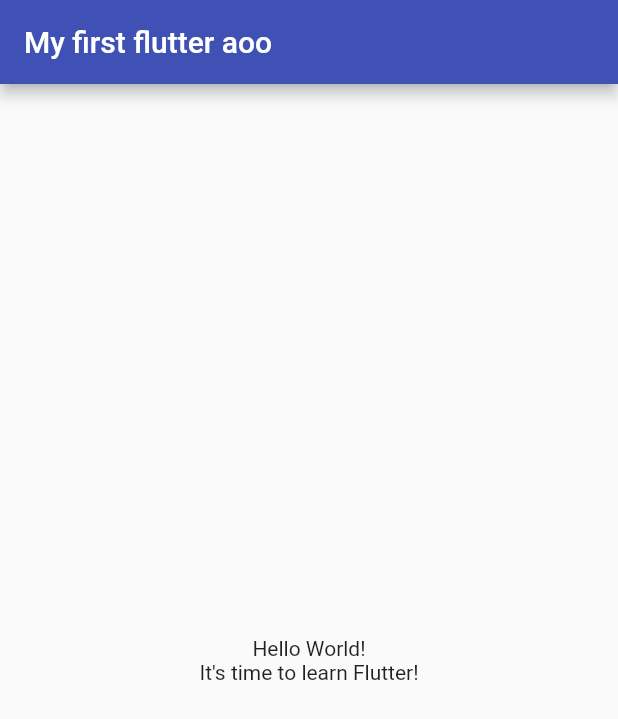
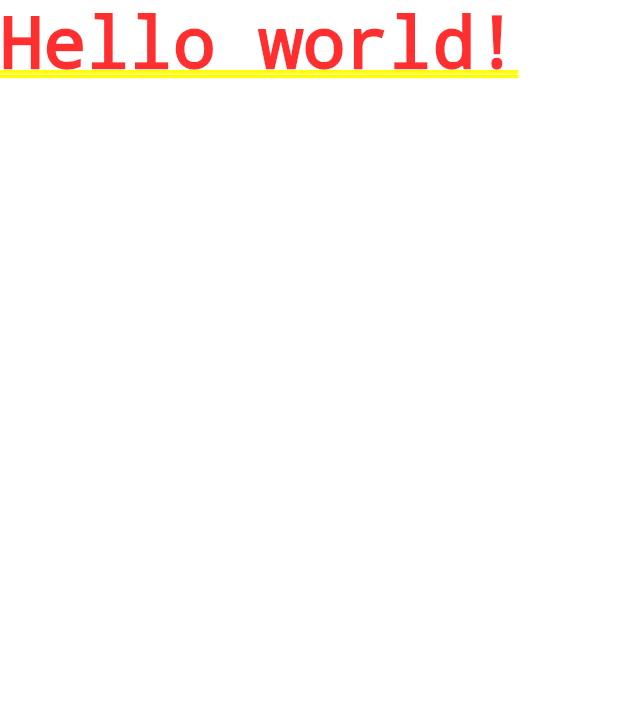
Before and after one commit to davidecarizzoni/flutter_first_app, a Flutter app: the screen it shows after launch, on a phone screen of 412 x 824 dp. Shown: the top 719 px of the screen. Run offline on Flutter 3.47's test engine with Material 2 defaults, Android fonts, the phone set to English and light mode, and no system bars.

Commit message:
chore(mainApp): run app first widget

```diff
--- a/lib/main.dart
+++ b/lib/main.dart
@@ -1,39 +1,13 @@
 import 'package:flutter/material.dart';
 
+//parse and compiled from top to bottom
+//main function are executed automatically
+
+// widget are nested and compiled to create the user interface of our application
 void main() {
-  runApp(const MyApp());
+  // runApp is called inside main function
+  // materialApp is main widget, used as starting point
+  runApp(const MaterialApp(
+    home: Text('Hello world!'),
+  ));
 }
-
-// Run from top to bottom and then compiled into specifi platform language (native ios and android for example)
-// keyword and identifiers
-class MyApp extends StatelessWidget {
-  const MyApp({super.key});
-
-  @override
-  Widget build(BuildContext context) {
-    return MaterialApp(
-      title: 'Flutter Demo',
-      theme: ThemeData(
-        primarySwatch: Colors.indigo,
-      ),
-      home: Scaffold(
-        appBar: AppBar(
-          title: const Text('My first flutter aoo'),
-        ),
-        body: const Center(
-          child: Column(
-            mainAxisAlignment: MainAxisAlignment.center,
-            children: [
-              Text(
-                'Hello World!',
-              ),
-              Text(
-                'It\'s time to learn Flutter!',
-              ),
-            ],
-          ),
-        ),
-      ),
-    );
-  }
-}
```
